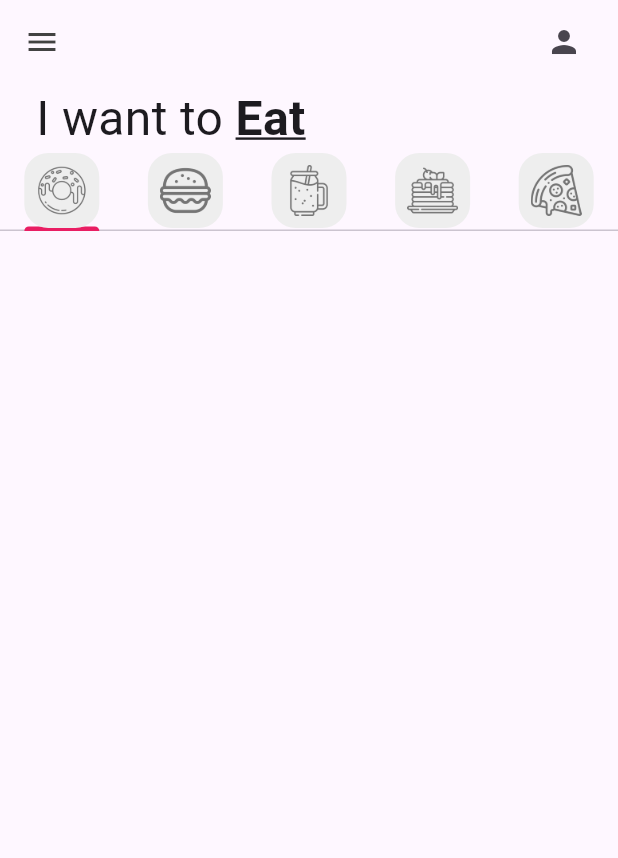
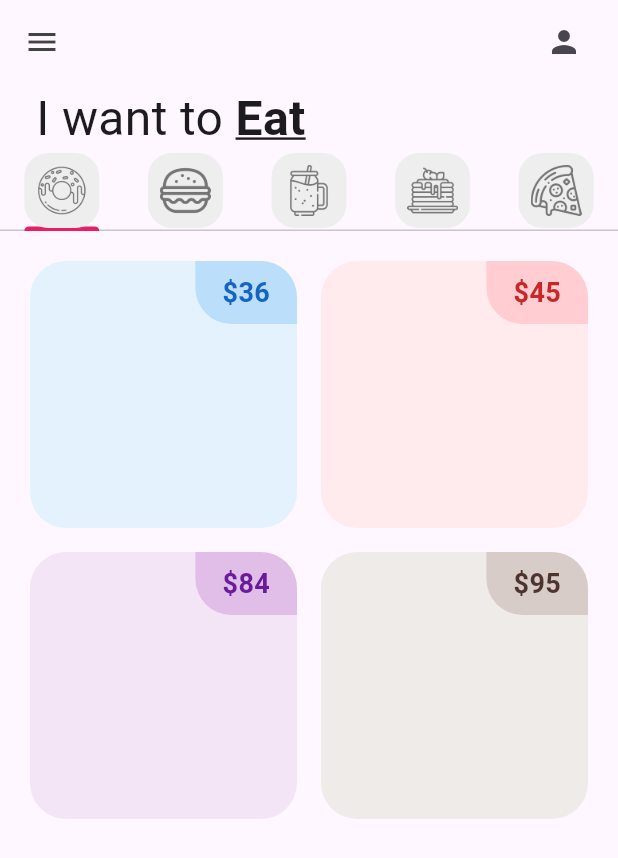
Before and after one commit to VictorEML9092/donnut_app_4sa, a Flutter app: the screen it shows after launch, on a phone screen of 412 x 824 dp. Shown: the top 858 px of the screen. Run offline on Flutter 3.47's test engine with Material 3 defaults, Android fonts, the phone set to English and light mode, and no system bars.

Commit message:
Starting DonutTile

```diff
--- a/lib/tabs/donut_tab.dart
+++ b/lib/tabs/donut_tab.dart
@@ -1,7 +1,17 @@
+import 'package:donnut_app_4sa/utils/donut_tile.dart';
 import 'package:flutter/material.dart';
 
 class DonutTab extends StatelessWidget {
-  const DonutTab({super.key});
+  // list of donuts
+  final List donutsOnSale = [
+    // [ donutFlavor, donutPrice, donutColor, imageName ]
+    ["Ice Cream", "36", Colors.blue, "lib/images/icecream_donut.png"],
+    ["Strawberry", "45", Colors.red, "lib/images/strawberry_donut.png"],
+    ["Grape Ape", "84", Colors.purple, "lib/images/grape_donut.png"],
+    ["Choco", "95", Colors.brown, "lib/images/chocolate_donut.png"],
+  ];
+
+  DonutTab({super.key});
 
   @override
   Widget build(BuildContext context) {
@@ -11,11 +21,16 @@
             // Número de columnas
             crossAxisCount: 2),
         // Cuántos elementos
-        itemCount: 2,
+        itemCount: 4,
         padding: const EdgeInsets.all(12),
         // Qué elemento se construirá
         itemBuilder: (context, index) {
-          return;
+          return DonutTile(
+            donutFlavor: donutsOnSale[index][0],
+            donutPrice: donutsOnSale[index][1],
+            donutColor: donutsOnSale[index][2],
+            imageName: donutsOnSale[index][3],
+          );
         });
   }
 }
--- /dev/null
+++ b/lib/utils/donut_tile.dart
@@ -0,0 +1,54 @@
+import 'package:flutter/material.dart';
+
+class DonutTile extends StatelessWidget {
+  final String donutFlavor;
+  final String donutPrice;
+  final dynamic donutColor;
+  final String imageName;
+
+  const DonutTile(
+      {super.key,
+      required this.imageName,
+      required this.donutColor,
+      required this.donutPrice,
+      required this.donutFlavor});
+
+  @override
+  Widget build(BuildContext context) {
+    return Padding(
+      padding: const EdgeInsets.all(8.0),
+      child: Container(
+        //color: donutColor[50],
+        decoration: BoxDecoration(
+          color: donutColor[50],
+          borderRadius: BorderRadius.circular(24),
+        ),
+        child: Column(
+          children: [
+            Row(
+              mainAxisAlignment: MainAxisAlignment.end,
+              children: [
+                Container(
+                  decoration: BoxDecoration(
+                    color: donutColor[100],
+                    borderRadius: BorderRadius.only(
+                        bottomLeft: Radius.circular(24),
+                        topRight: Radius.circular(24)),
+                  ),
+                  padding:
+                      const EdgeInsets.symmetric(vertical: 8, horizontal: 18),
+                  child: Text("\$$donutPrice",
+                      style: TextStyle(
+                        fontWeight: FontWeight.bold,
+                        fontSize: 18,
+                        color: donutColor[800],
+                      )),
+                ),
+              ],
+            ),
+          ],
+        ),
+      ),
+    );
+  }
+}
```
